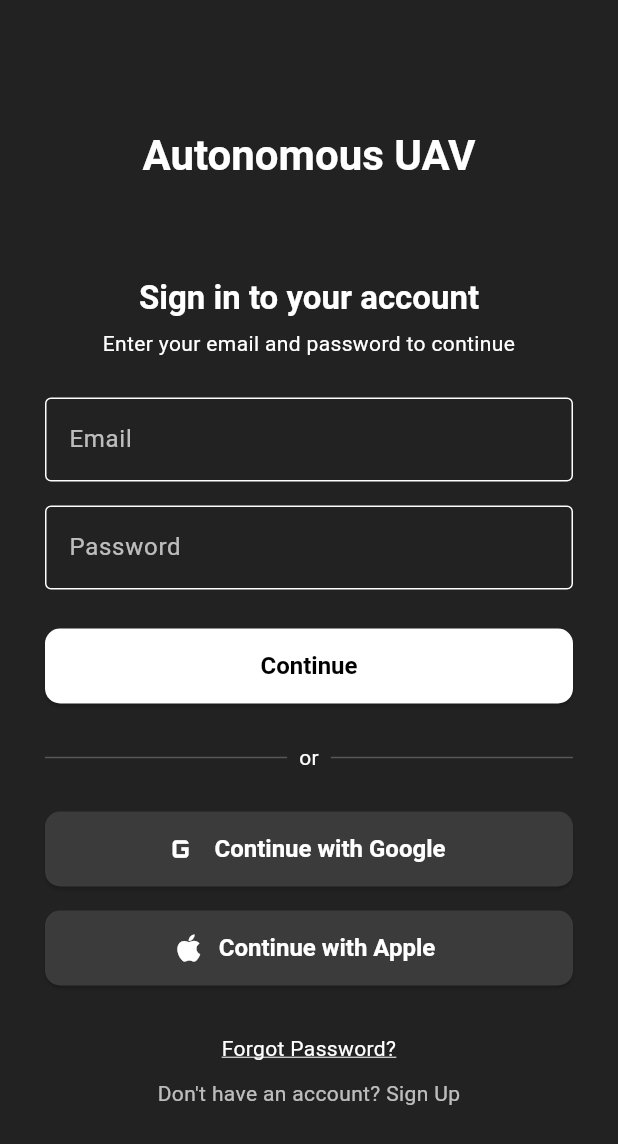
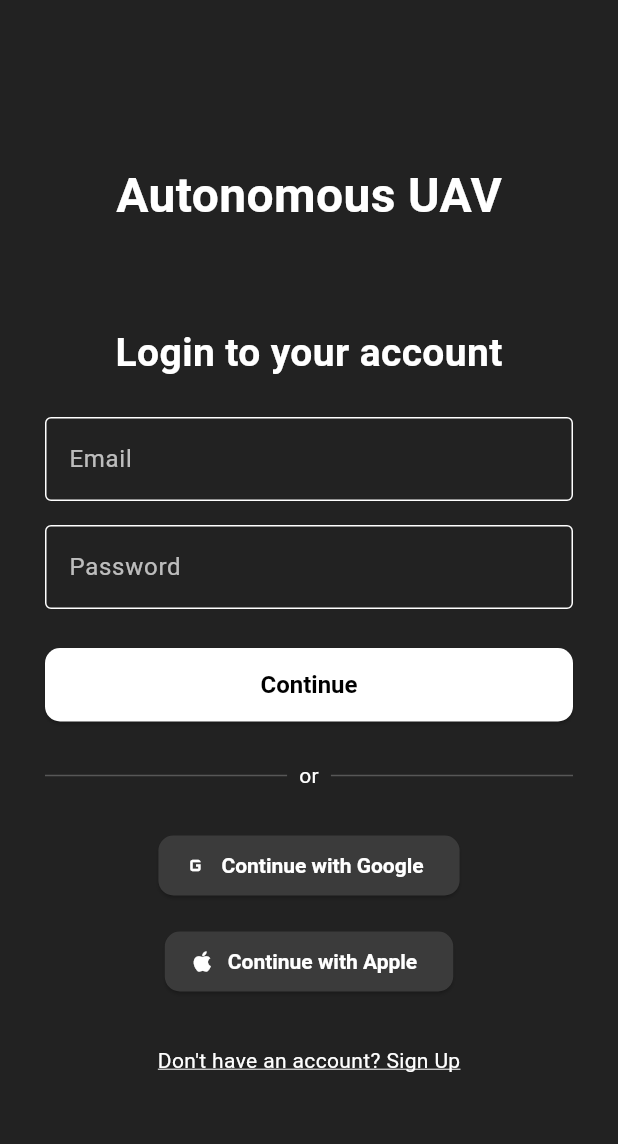
Before and after one commit to DgnK1/autonomousuav, a Flutter app: the screen it shows after launch, on a phone screen of 412 x 824 dp. Shown: the top 1144 px of the screen. Run offline on Flutter 3.47's test engine with Material 3 defaults, Android fonts, the phone set to English and light mode, and no system bars; our stand-ins replace firebase_auth, firebase_core, google_maps_flutter; accounts and stored records are empty.

Commit message:
Login & Register Working

```diff
--- a/lib/screens/login_page.dart
+++ b/lib/screens/login_page.dart
@@ -1,19 +1,20 @@
 import 'package:flutter/material.dart';
+import 'package:firebase_auth/firebase_auth.dart';
 import 'main_app.dart';
 import 'signup_page.dart';
+import '../auth_service.dart';
+
 
 class LoginPage extends StatefulWidget {
   const LoginPage({super.key});
 
   @override
-  State<LoginPage> createState() => _LoginPageState();
+  LoginPageState createState() => LoginPageState();
 }
 
-class _LoginPageState extends State<LoginPage> {
-  final _formKey = GlobalKey<FormState>();
+class LoginPageState extends State<LoginPage> {
   final _emailController = TextEditingController();
   final _passwordController = TextEditingController();
-
   bool _isLoading = false;
 
   @override
@@ -23,35 +24,34 @@
     super.dispose();
   }
 
-  Future<void> _handleLogin() async {
-    if (!_formKey.currentState!.validate()) return;
-    setState(() => _isLoading = true);
-
-    try {
+  Future<void> _login() async {
     final email = _emailController.text.trim();
     final password = _passwordController.text.trim();
 
-      // 🔥 Replace this with your Firebase sign-in
-      await Future.delayed(const Duration(seconds: 1));
+    if (email.isEmpty || password.isEmpty) {
+      ScaffoldMessenger.of(context).showSnackBar(
+        const SnackBar(content: Text('Please fill all fields')),
+      );
+      return;
+    }
 
-      if (!mounted) return;
+    setState(() => _isLoading = true);
+    try {
+      await authService.value.signIn(email: email, password: password);
+
+      if (mounted) {
         Navigator.pushReplacement(
           context,
           MaterialPageRoute(builder: (_) => const MainApp()),
         );
-    } catch (e) {
+      }
+    } on FirebaseAuthException catch (e) {
       ScaffoldMessenger.of(context).showSnackBar(
-        SnackBar(content: Text('Login failed: ${e.toString()}')),
+        SnackBar(content: Text(e.message ?? 'Login failed')),
       );
     } finally {
       if (mounted) setState(() => _isLoading = false);
     }
-  }
-
-  void _handleForgotPassword() {
-    ScaffoldMessenger.of(context).showSnackBar(
-      const SnackBar(content: Text('Forgot password feature coming soon')),
-    );
   }
 
   @override
@@ -60,43 +60,34 @@
     final scheme = theme.colorScheme;
 
     return Scaffold(
-      resizeToAvoidBottomInset: true,
-      body: SafeArea(
-        child: Center(
+      body: Center(
+        child: Padding(
+          padding: const EdgeInsets.all(30.0),
           child: SingleChildScrollView(
-            padding: const EdgeInsets.all(30.0),
-            child: Form(
-              key: _formKey,
             child: Column(
               mainAxisAlignment: MainAxisAlignment.center,
               children: [
-                  // App title
                 Text(
                   'Autonomous UAV',
-                    style: theme.textTheme.headlineMedium?.copyWith(
+                  style: TextStyle(
                     fontWeight: FontWeight.bold,
+                    fontSize: 32,
+                    color: scheme.onBackground,
                   ),
                 ),
                 const SizedBox(height: 64),
-
-                  // Section header
                 Text(
-                    'Sign in to your account',
-                    style: theme.textTheme.titleLarge?.copyWith(
+                  'Login to your account',
+                  style: TextStyle(
                     fontWeight: FontWeight.bold,
+                    fontSize: 26,
+                    color: scheme.onBackground,
                   ),
                 ),
-                  const SizedBox(height: 6),
+                const SizedBox(height: 24),
 
-                  Text(
-                    'Enter your email and password to continue',
-                    style: theme.textTheme.bodyMedium,
-                    textAlign: TextAlign.center,
-                  ),
-                  const SizedBox(height: 26),
-
-                  // Email field
-                  TextFormField(
+                // Email
+                TextField(
                   controller: _emailController,
                   keyboardType: TextInputType.emailAddress,
                   decoration: const InputDecoration(
@@ -104,44 +95,25 @@
                     hintText: 'email@domain.com',
                     border: OutlineInputBorder(),
                   ),
-                    validator: (value) {
-                      if (value == null || value.isEmpty) {
-                        return 'Please enter your email';
-                      }
-                      if (!value.contains('@')) {
-                        return 'Enter a valid email';
-                      }
-                      return null;
-                    },
                 ),
                 const SizedBox(height: 16),
 
-                  // Password field
-                  TextFormField(
+                // Password
+                TextField(
                   controller: _passwordController,
                   obscureText: true,
                   decoration: const InputDecoration(
                     labelText: 'Password',
                     border: OutlineInputBorder(),
                   ),
-                    validator: (value) {
-                      if (value == null || value.isEmpty) {
-                        return 'Please enter your password';
-                      }
-                      if (value.length < 6) {
-                        return 'Password must be at least 6 characters';
-                      }
-                      return null;
-                    },
                 ),
                 const SizedBox(height: 26),
 
-                  // Continue button
                 SizedBox(
                   width: double.infinity,
-                    height: 50,
+                  height: 49,
                   child: ElevatedButton(
-                      onPressed: _isLoading ? null : _handleLogin,
+                    onPressed: _isLoading ? null : _login,
                     style: ElevatedButton.styleFrom(
                       backgroundColor: scheme.primary,
                       foregroundColor: scheme.onPrimary,
@@ -150,9 +122,7 @@
                       ),
                     ),
                     child: _isLoading
-                          ? const CircularProgressIndicator(
-                              color: Colors.white,
-                            )
+                        ? const CircularProgressIndicator(color: Colors.white)
                         : const Text(
                             'Continue',
                             style: TextStyle(
@@ -162,46 +132,28 @@
                           ),
                   ),
                 ),
+
                 const SizedBox(height: 26),
 
                 // Divider
                 Row(
                   children: [
-                      Expanded(
-                        child:
-                            Divider(color: theme.dividerColor, thickness: 1),
+                    Expanded(child: Divider(color: theme.dividerColor)),
+                    const Padding(
+                      padding: EdgeInsets.symmetric(horizontal: 8.0),
+                      child: Text('or'),
                     ),
-                      Padding(
-                        padding: const EdgeInsets.symmetric(horizontal: 8.0),
-                        child: Text('or', style: theme.textTheme.bodyMedium),
-                      ),
-                      Expanded(
-                        child:
-                            Divider(color: theme.dividerColor, thickness: 1),
-                      ),
+                    Expanded(child: Divider(color: theme.dividerColor)),
                   ],
                 ),
+
                 const SizedBox(height: 26),
 
-                  // Google sign-in button
-                  SizedBox(
-                    width: double.infinity,
-                    height: 50,
-                    child: ElevatedButton.icon(
-                      onPressed: () {
-                        ScaffoldMessenger.of(context).showSnackBar(
-                          const SnackBar(
-                              content: Text('Google sign-in not yet implemented')),
-                        );
-                      },
-                      icon: const Icon(Icons.g_mobiledata, size: 28),
-                      label: const Text(
-                        'Continue with Google',
-                        style: TextStyle(
-                          fontSize: 16,
-                          fontWeight: FontWeight.bold,
-                        ),
-                      ),
+                // Google / Apple placeholder
+                ElevatedButton.icon(
+                  onPressed: () {},
+                  icon: const Icon(Icons.g_mobiledata),
+                  label: const Text('Continue with Google'),
                   style: ElevatedButton.styleFrom(
                     backgroundColor: scheme.surfaceVariant,
                     foregroundColor: scheme.onSurface,
@@ -210,28 +162,11 @@
                     ),
                   ),
                 ),
-                  ),
                 const SizedBox(height: 16),
-
-                  // Apple sign-in button
-                  SizedBox(
-                    width: double.infinity,
-                    height: 50,
-                    child: ElevatedButton.icon(
-                      onPressed: () {
-                        ScaffoldMessenger.of(context).showSnackBar(
-                          const SnackBar(
-                              content: Text('Apple sign-in not yet implemented')),
-                        );
-                      },
-                      icon: const Icon(Icons.apple, size: 24),
-                      label: const Text(
-                        'Continue with Apple',
-                        style: TextStyle(
-                          fontSize: 16,
-                          fontWeight: FontWeight.bold,
-                        ),
-                      ),
+                ElevatedButton.icon(
+                  onPressed: () {},
+                  icon: const Icon(Icons.apple),
+                  label: const Text('Continue with Apple'),
                   style: ElevatedButton.styleFrom(
                     backgroundColor: scheme.surfaceVariant,
                     foregroundColor: scheme.onSurface,
@@ -240,38 +175,23 @@
                     ),
                   ),
                 ),
-                  ),
+
                 const SizedBox(height: 32),
-
-                  // Forgot password
-                  GestureDetector(
-                    onTap: _handleForgotPassword,
-                    child: Text(
-                      'Forgot Password?',
-                      textAlign: TextAlign.center,
-                      style: TextStyle(
-                        fontSize: 14,
-                        color: scheme.primary,
-                        decoration: TextDecoration.underline,
-                      ),
-                    ),
-                  ),
-                  const SizedBox(height: 10),
-
-                  // Sign up link
-                  GestureDetector(
+                Center(
+                  child: GestureDetector(
                     onTap: () {
                       Navigator.push(
                         context,
-                        MaterialPageRoute(builder: (_) => const SignUpPage()),
+                        MaterialPageRoute(
+                          builder: (_) => const SignUpPage(),
+                        ),
                       );
                     },
-                    child: Text(
+                    child: const Text(
                       "Don't have an account? Sign Up",
-                      textAlign: TextAlign.center,
                       style: TextStyle(
-                        fontSize: 14,
-                        color: scheme.onSurfaceVariant,
+                        decoration: TextDecoration.underline,
+                      ),
                     ),
                   ),
                 ),
@@ -280,7 +200,6 @@
           ),
         ),
       ),
-      ),
     );
   }
 }
```
Also changed, not shown: lib/screens/signup_page.dart (+106 -98 lines). Lines whose indentation alone changed are shown as unchanged.
